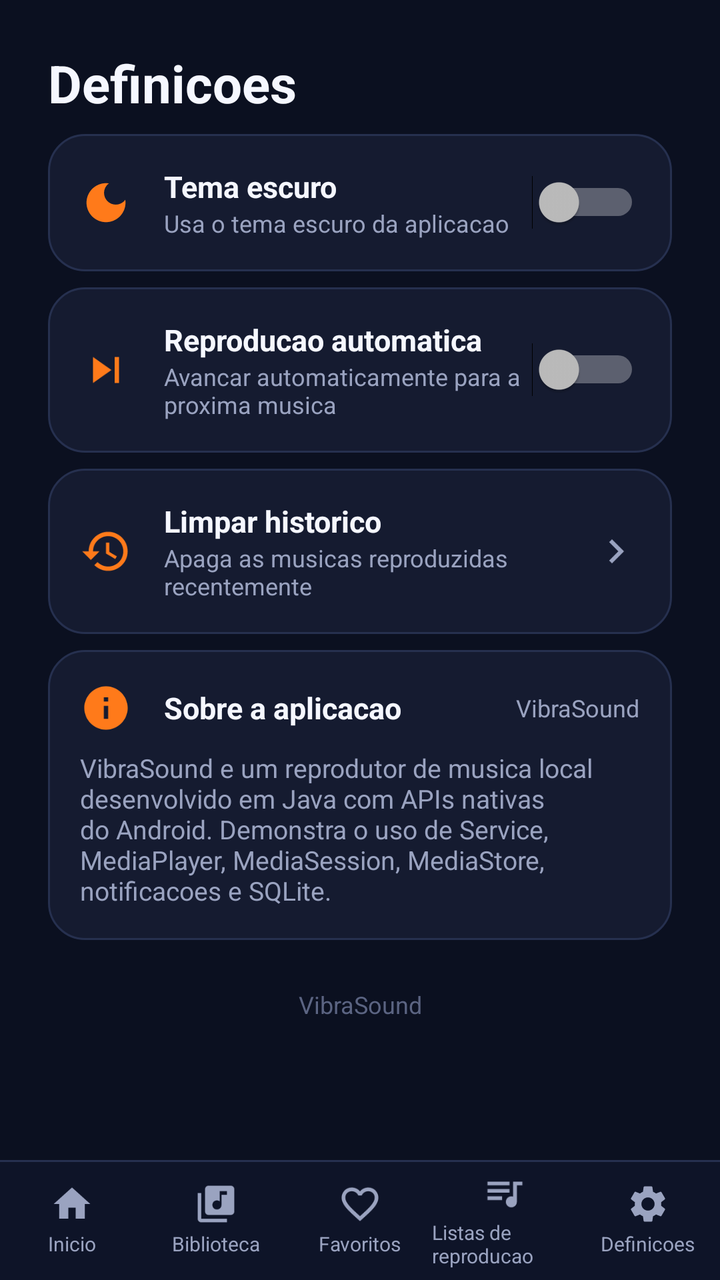
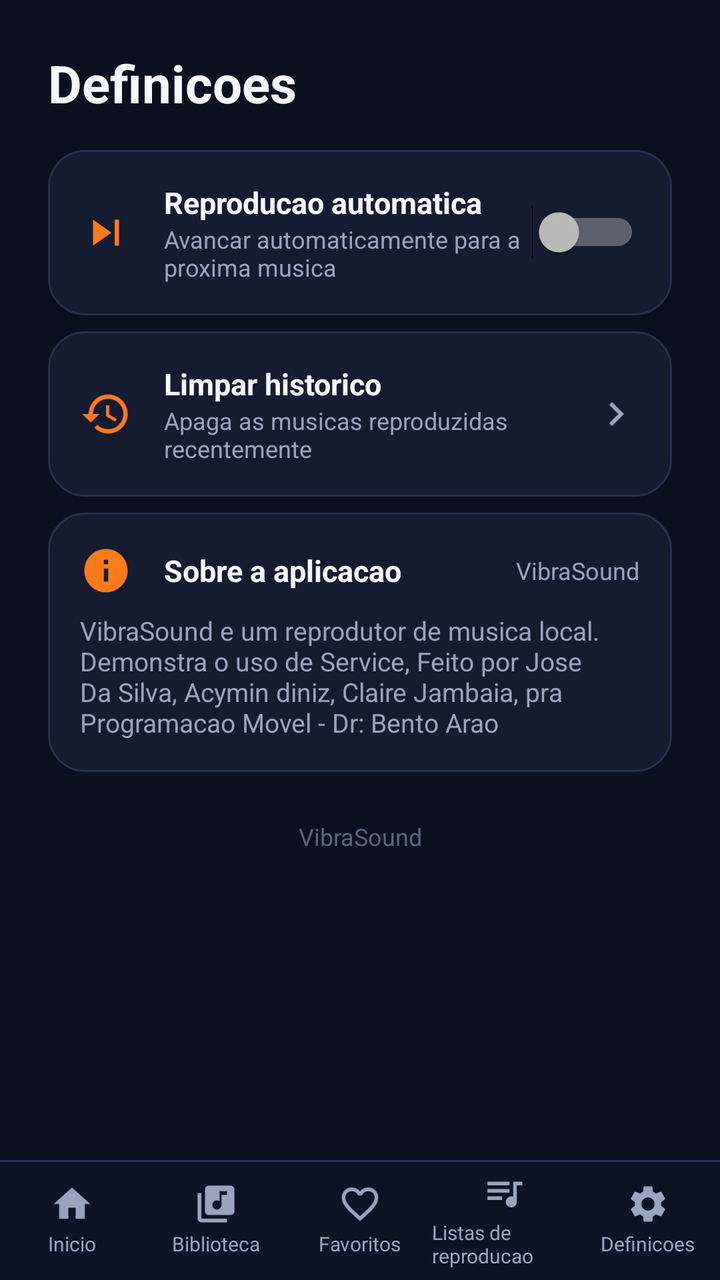

Before-and-after screenshots of an Android layout around one commit, followed by the original layout XML and the change that was made.
<!-- AndroidManifest.xml: application theme Theme.VibraSound -->
<!-- res/layout/activity_settings.xml -->
<?xml version="1.0" encoding="utf-8"?>
<LinearLayout xmlns:android="http://schemas.android.com/apk/res/android"
    android:layout_width="match_parent"
    android:layout_height="match_parent"
    android:background="@color/bg_dark"
    android:orientation="vertical">

    <TextView
        android:layout_width="match_parent"
        android:layout_height="wrap_content"
        android:paddingStart="@dimen/space_lg"
        android:paddingTop="@dimen/space_lg"
        android:paddingEnd="@dimen/space_lg"
        android:paddingBottom="@dimen/space_sm"
        android:text="@string/settings_title"
        android:textColor="@color/text_primary"
        android:textSize="@dimen/text_screen_title"
        android:textStyle="bold" />

    <ScrollView
        android:layout_width="match_parent"
        android:layout_height="0dp"
        android:layout_weight="1"
        android:scrollbars="none">

        <LinearLayout
            android:layout_width="match_parent"
            android:layout_height="wrap_content"
            android:orientation="vertical"
            android:paddingStart="@dimen/space_lg"
            android:paddingEnd="@dimen/space_lg"
            android:paddingBottom="@dimen/space_lg">

            
            <LinearLayout
                android:layout_width="match_parent"
                android:layout_height="wrap_content"
                android:background="@drawable/bg_card"
                android:gravity="center_vertical"
                android:orientation="horizontal"
                android:padding="@dimen/space_md">

                <ImageView
                    android:layout_width="26dp"
                    android:layout_height="26dp"
                    android:src="@drawable/ic_dark_mode"
                    android:tint="@color/accent_orange" />

                <LinearLayout
                    android:layout_width="0dp"
                    android:layout_height="wrap_content"
                    android:layout_marginStart="@dimen/space_md"
                    android:layout_weight="1"
                    android:orientation="vertical">

                    <TextView
                        android:layout_width="wrap_content"
                        android:layout_height="wrap_content"
                        android:text="@string/settings_dark_theme"
                        android:textColor="@color/text_primary"
                        android:textSize="@dimen/text_body"
                        android:textStyle="bold" />

                    <TextView
                        android:layout_width="wrap_content"
                        android:layout_height="wrap_content"
                        android:text="@string/settings_dark_theme_desc"
                        android:textColor="@color/text_secondary"
                        android:textSize="@dimen/text_small" />
                </LinearLayout>

                <Switch
                    android:id="@+id/switch_dark"
                    android:layout_width="wrap_content"
                    android:layout_height="wrap_content" />
            </LinearLayout>

            
            <LinearLayout
                android:layout_width="match_parent"
                android:layout_height="wrap_content"
                android:layout_marginTop="@dimen/space_sm"
                android:background="@drawable/bg_card"
                android:gravity="center_vertical"
                android:orientation="horizontal"
                android:padding="@dimen/space_md">

                <ImageView
                    android:layout_width="26dp"
                    android:layout_height="26dp"
                    android:src="@drawable/ic_next"
                    android:tint="@color/accent_orange" />

                <LinearLayout
                    android:layout_width="0dp"
                    android:layout_height="wrap_content"
                    android:layout_marginStart="@dimen/space_md"
                    android:layout_weight="1"
                    android:orientation="vertical">

                    <TextView
                        android:layout_width="wrap_content"
                        android:layout_height="wrap_content"
                        android:text="@string/settings_autoplay"
                        android:textColor="@color/text_primary"
                        android:textSize="@dimen/text_body"
                        android:textStyle="bold" />

                    <TextView
                        android:layout_width="wrap_content"
                        android:layout_height="wrap_content"
                        android:text="@string/settings_autoplay_desc"
                        android:textColor="@color/text_secondary"
                        android:textSize="@dimen/text_small" />
                </LinearLayout>

                <Switch
                    android:id="@+id/switch_autoplay"
                    android:layout_width="wrap_content"
                    android:layout_height="wrap_content" />
            </LinearLayout>

            
            <LinearLayout
                android:id="@+id/row_clear_history"
                android:layout_width="match_parent"
                android:layout_height="wrap_content"
                android:layout_marginTop="@dimen/space_sm"
                android:background="@drawable/bg_card_clickable"
                android:clickable="true"
                android:focusable="true"
                android:gravity="center_vertical"
                android:orientation="horizontal"
                android:padding="@dimen/space_md">

                <ImageView
                    android:layout_width="26dp"
                    android:layout_height="26dp"
                    android:src="@drawable/ic_history"
                    android:tint="@color/accent_orange" />

                <LinearLayout
                    android:layout_width="0dp"
                    android:layout_height="wrap_content"
                    android:layout_marginStart="@dimen/space_md"
                    android:layout_weight="1"
                    android:orientation="vertical">

                    <TextView
                        android:layout_width="wrap_content"
                        android:layout_height="wrap_content"
                        android:text="@string/settings_clear_history"
                        android:textColor="@color/text_primary"
                        android:textSize="@dimen/text_body"
                        android:textStyle="bold" />

                    <TextView
                        android:layout_width="wrap_content"
                        android:layout_height="wrap_content"
                        android:text="@string/settings_clear_history_desc"
                        android:textColor="@color/text_secondary"
                        android:textSize="@dimen/text_small" />
                </LinearLayout>

                <ImageView
                    android:layout_width="24dp"
                    android:layout_height="24dp"
                    android:src="@drawable/ic_chevron_right"
                    android:tint="@color/text_secondary" />
            </LinearLayout>

            
            <LinearLayout
                android:layout_width="match_parent"
                android:layout_height="wrap_content"
                android:layout_marginTop="@dimen/space_sm"
                android:background="@drawable/bg_card"
                android:orientation="vertical"
                android:padding="@dimen/space_md">

                <LinearLayout
                    android:layout_width="match_parent"
                    android:layout_height="wrap_content"
                    android:gravity="center_vertical"
                    android:orientation="horizontal">

                    <ImageView
                        android:layout_width="26dp"
                        android:layout_height="26dp"
                        android:src="@drawable/ic_info"
                        android:tint="@color/accent_orange" />

                    <TextView
                        android:layout_width="0dp"
                        android:layout_height="wrap_content"
                        android:layout_marginStart="@dimen/space_md"
                        android:layout_weight="1"
                        android:text="@string/settings_about"
                        android:textColor="@color/text_primary"
                        android:textSize="@dimen/text_body"
                        android:textStyle="bold" />

                    <TextView
                        android:id="@+id/settings_version"
                        android:layout_width="wrap_content"
                        android:layout_height="wrap_content"
                        android:text="@string/app_name"
                        android:textColor="@color/text_secondary"
                        android:textSize="@dimen/text_small" />
                </LinearLayout>

                <TextView
                    android:layout_width="match_parent"
                    android:layout_height="wrap_content"
                    android:layout_marginTop="@dimen/space_sm"
                    android:text="@string/about_text"
                    android:textColor="@color/text_secondary"
                    android:textSize="@dimen/text_caption" />
            </LinearLayout>

            <TextView
                android:layout_width="match_parent"
                android:layout_height="wrap_content"
                android:layout_marginTop="@dimen/space_lg"
                android:gravity="center"
                android:text="@string/app_name"
                android:textColor="@color/text_disabled"
                android:textSize="@dimen/text_small" />
        </LinearLayout>
    </ScrollView>

    <include layout="@layout/include_mini_player" />

    <include layout="@layout/include_bottom_nav" />
</LinearLayout>
<!-- res/layout/include_mini_player.xml (included above) -->
<?xml version="1.0" encoding="utf-8"?>
<LinearLayout xmlns:android="http://schemas.android.com/apk/res/android"
    android:id="@+id/mini_player"
    android:layout_width="match_parent"
    android:layout_height="@dimen/mini_player_height"
    android:background="@drawable/bg_mini_player"
    android:gravity="center_vertical"
    android:orientation="horizontal"
    android:paddingStart="@dimen/space_sm"
    android:paddingEnd="@dimen/space_sm"
    android:visibility="gone">

    <ImageView
        android:id="@+id/mini_art"
        android:layout_width="48dp"
        android:layout_height="48dp"
        android:background="@drawable/bg_artwork"
        android:scaleType="centerCrop" />

    <LinearLayout
        android:id="@+id/mini_root"
        android:layout_width="0dp"
        android:layout_height="match_parent"
        android:layout_weight="1"
        android:background="?android:attr/selectableItemBackground"
        android:clickable="true"
        android:focusable="true"
        android:gravity="center_vertical"
        android:orientation="vertical"
        android:paddingStart="@dimen/space_sm"
        android:paddingEnd="@dimen/space_sm">

        <TextView
            android:id="@+id/mini_title"
            android:layout_width="match_parent"
            android:layout_height="wrap_content"
            android:ellipsize="end"
            android:maxLines="1"
            android:textColor="@color/text_primary"
            android:textSize="@dimen/text_body"
            android:textStyle="bold" />

        <TextView
            android:id="@+id/mini_artist"
            android:layout_width="match_parent"
            android:layout_height="wrap_content"
            android:ellipsize="end"
            android:maxLines="1"
            android:textColor="@color/text_secondary"
            android:textSize="@dimen/text_small" />
    </LinearLayout>

    <ImageView
        android:id="@+id/mini_prev"
        android:layout_width="40dp"
        android:layout_height="40dp"
        android:background="?android:attr/selectableItemBackgroundBorderless"
        android:contentDescription="@string/previous"
        android:padding="8dp"
        android:src="@drawable/ic_previous"
        android:tint="@color/text_primary" />

    <ImageView
        android:id="@+id/mini_play"
        android:layout_width="44dp"
        android:layout_height="44dp"
        android:background="?android:attr/selectableItemBackgroundBorderless"
        android:contentDescription="@string/play"
        android:padding="8dp"
        android:src="@drawable/ic_play"
        android:tint="@color/accent_orange" />

    <ImageView
        android:id="@+id/mini_next"
        android:layout_width="40dp"
        android:layout_height="40dp"
        android:background="?android:attr/selectableItemBackgroundBorderless"
        android:contentDescription="@string/next"
        android:padding="8dp"
        android:src="@drawable/ic_next"
        android:tint="@color/text_primary" />
</LinearLayout>
<!-- res/layout/include_bottom_nav.xml (included above) -->
<?xml version="1.0" encoding="utf-8"?>
<LinearLayout xmlns:android="http://schemas.android.com/apk/res/android"
    android:id="@+id/bottom_nav"
    android:layout_width="match_parent"
    android:layout_height="@dimen/bottom_nav_height"
    android:background="@drawable/bg_nav"
    android:orientation="horizontal">

    <LinearLayout
        android:id="@+id/nav_home"
        android:layout_width="0dp"
        android:layout_height="match_parent"
        android:layout_weight="1"
        android:background="?android:attr/selectableItemBackground"
        android:clickable="true"
        android:focusable="true"
        android:gravity="center"
        android:orientation="vertical">

        <ImageView
            android:id="@+id/nav_home_icon"
            android:layout_width="22dp"
            android:layout_height="22dp"
            android:src="@drawable/ic_home"
            android:tint="@color/text_secondary" />

        <TextView
            android:id="@+id/nav_home_label"
            android:layout_width="wrap_content"
            android:layout_height="wrap_content"
            android:layout_marginTop="2dp"
            android:text="@string/nav_home"
            android:textColor="@color/text_secondary"
            android:textSize="10sp" />
    </LinearLayout>

    <LinearLayout
        android:id="@+id/nav_library"
        android:layout_width="0dp"
        android:layout_height="match_parent"
        android:layout_weight="1"
        android:background="?android:attr/selectableItemBackground"
        android:clickable="true"
        android:focusable="true"
        android:gravity="center"
        android:orientation="vertical">

        <ImageView
            android:id="@+id/nav_library_icon"
            android:layout_width="22dp"
            android:layout_height="22dp"
            android:src="@drawable/ic_library"
            android:tint="@color/text_secondary" />

        <TextView
            android:id="@+id/nav_library_label"
            android:layout_width="wrap_content"
            android:layout_height="wrap_content"
            android:layout_marginTop="2dp"
            android:text="@string/library_title"
            android:textColor="@color/text_secondary"
            android:textSize="10sp" />
    </LinearLayout>

    <LinearLayout
        android:id="@+id/nav_favorites"
        android:layout_width="0dp"
        android:layout_height="match_parent"
        android:layout_weight="1"
        android:background="?android:attr/selectableItemBackground"
        android:clickable="true"
        android:focusable="true"
        android:gravity="center"
        android:orientation="vertical">

        <ImageView
            android:id="@+id/nav_favorites_icon"
            android:layout_width="22dp"
            android:layout_height="22dp"
            android:src="@drawable/ic_favorite_border"
            android:tint="@color/text_secondary" />

        <TextView
            android:id="@+id/nav_favorites_label"
            android:layout_width="wrap_content"
            android:layout_height="wrap_content"
            android:layout_marginTop="2dp"
            android:text="@string/nav_favorites"
            android:textColor="@color/text_secondary"
            android:textSize="10sp" />
    </LinearLayout>

    <LinearLayout
        android:id="@+id/nav_playlists"
        android:layout_width="0dp"
        android:layout_height="match_parent"
        android:layout_weight="1"
        android:background="?android:attr/selectableItemBackground"
        android:clickable="true"
        android:focusable="true"
        android:gravity="center"
        android:orientation="vertical">

        <ImageView
            android:id="@+id/nav_playlists_icon"
            android:layout_width="22dp"
            android:layout_height="22dp"
            android:src="@drawable/ic_playlists"
            android:tint="@color/text_secondary" />

        <TextView
            android:id="@+id/nav_playlists_label"
            android:layout_width="wrap_content"
            android:layout_height="wrap_content"
            android:layout_marginTop="2dp"
            android:text="@string/playlists_title"
            android:textColor="@color/text_secondary"
            android:textSize="10sp" />
    </LinearLayout>

    <LinearLayout
        android:id="@+id/nav_settings"
        android:layout_width="0dp"
        android:layout_height="match_parent"
        android:layout_weight="1"
        android:background="?android:attr/selectableItemBackground"
        android:clickable="true"
        android:focusable="true"
        android:gravity="center"
        android:orientation="vertical">

        <ImageView
            android:id="@+id/nav_settings_icon"
            android:layout_width="22dp"
            android:layout_height="22dp"
            android:src="@drawable/ic_settings"
            android:tint="@color/text_secondary" />

        <TextView
            android:id="@+id/nav_settings_label"
            android:layout_width="wrap_content"
            android:layout_height="wrap_content"
            android:layout_marginTop="2dp"
            android:text="@string/settings_title"
            android:textColor="@color/text_secondary"
            android:textSize="10sp" />
    </LinearLayout>
</LinearLayout>
<!-- resources referenced by this layout -->
<resources>
  <color name="accent_orange">#FF7A1A</color>
  <color name="bg_dark">#0B1020</color>
  <color name="text_disabled">#5B6482</color>
  <color name="text_primary">#F5F7FF</color>
  <color name="text_secondary">#9AA3C0</color>
  <dimen name="bottom_nav_height">60dp</dimen>
  <dimen name="mini_player_height">64dp</dimen>
  <dimen name="space_lg">24dp</dimen>
  <dimen name="space_md">16dp</dimen>
  <dimen name="space_sm">8dp</dimen>
  <dimen name="text_body">15sp</dimen>
  <dimen name="text_caption">13sp</dimen>
  <dimen name="text_screen_title">26sp</dimen>
  <dimen name="text_small">12sp</dimen>
  <!-- drawable ic_dark_mode (drawable) -->
  <vector xmlns:android="http://schemas.android.com/apk/res/android"
      android:width="24dp"
      android:height="24dp"
      android:viewportWidth="24"
      android:viewportHeight="24">
      <path
          android:fillColor="#FFFFFFFF"
          android:pathData="M12,3c-4.97,0 -9,4.03 -9,9s4.03,9 9,9 9,-4.03 9,-9c0,-0.46 -0.04,-0.92 -0.1,-1.36 -0.98,1.37 -2.58,2.26 -4.4,2.26 -2.98,0 -5.4,-2.42 -5.4,-5.4 0,-1.81 0.89,-3.42 2.26,-4.4C12.92,3.04 12.46,3 12,3z" />
  </vector>
  <!-- drawable ic_home (drawable) -->
  <vector xmlns:android="http://schemas.android.com/apk/res/android"
      android:width="24dp"
      android:height="24dp"
      android:viewportWidth="24"
      android:viewportHeight="24">
      <path
          android:fillColor="#FFFFFFFF"
          android:pathData="M10,20v-6h4v6h5v-8h3L12,3 2,12h3v8z" />
  </vector>
  <!-- drawable ic_next (drawable) -->
  <vector xmlns:android="http://schemas.android.com/apk/res/android"
      android:width="24dp"
      android:height="24dp"
      android:viewportWidth="24"
      android:viewportHeight="24">
      <path
          android:fillColor="#FFFFFFFF"
          android:pathData="M6,18l8.5,-6L6,6v12zM16,6v12h2V6h-2z" />
  </vector>
  <!-- drawable ic_play (drawable) -->
  <vector xmlns:android="http://schemas.android.com/apk/res/android"
      android:width="24dp"
      android:height="24dp"
      android:viewportWidth="24"
      android:viewportHeight="24">
      <path
          android:fillColor="#FFFFFFFF"
          android:pathData="M8,5v14l11,-7z" />
  </vector>
  <!-- drawable ic_previous (drawable) -->
  <vector xmlns:android="http://schemas.android.com/apk/res/android"
      android:width="24dp"
      android:height="24dp"
      android:viewportWidth="24"
      android:viewportHeight="24">
      <path
          android:fillColor="#FFFFFFFF"
          android:pathData="M6,6h2v12H6zM9.5,12l8.5,6V6z" />
  </vector>
  <string name="about_text">VibraSound e um reprodutor de musica local desenvolvido em Java com APIs nativas do Android. Demonstra o uso de Service, MediaPlayer, MediaSession, MediaStore, notificacoes e SQLite.</string>
  <string name="app_name">VibraSound</string>
  <string name="library_title">Biblioteca</string>
  <string name="nav_favorites">Favoritos</string>
  <string name="nav_home">Inicio</string>
  <string name="next">Seguinte</string>
  <string name="play">Reproduzir</string>
  <string name="playlists_title">Listas de reproducao</string>
  <string name="previous">Anterior</string>
  <string name="settings_about">Sobre a aplicacao</string>
  <string name="settings_autoplay">Reproducao automatica</string>
  <string name="settings_autoplay_desc">Avancar automaticamente para a proxima musica</string>
  <string name="settings_clear_history">Limpar historico</string>
  <string name="settings_clear_history_desc">Apaga as musicas reproduzidas recentemente</string>
  <string name="settings_dark_theme">Tema escuro</string>
  <string name="settings_dark_theme_desc">Usa o tema escuro da aplicacao</string>
  <string name="settings_title">Definicoes</string>
  <color name="surface_high">#1E2742</color>
  <color name="surface">#151B30</color>
  <dimen name="card_radius_sm">12dp</dimen>
  <color name="divider">#26304F</color>
  <dimen name="card_radius">18dp</dimen>
  <color name="accent_cyan">#22D3EE</color>
  <color name="bg_dark_2">#0E1428</color>
  <!-- unchanged entries left out for length: 13 -->
</resources>

<!-- the commit's change to res/layout/activity_settings.xml (unified diff, before → after) -->
@@ -30,50 +30,6 @@
             android:paddingStart="@dimen/space_lg"
             android:paddingEnd="@dimen/space_lg"
             android:paddingBottom="@dimen/space_lg">
-
-            
-            <LinearLayout
-                android:layout_width="match_parent"
-                android:layout_height="wrap_content"
-                android:background="@drawable/bg_card"
-                android:gravity="center_vertical"
-                android:orientation="horizontal"
-                android:padding="@dimen/space_md">
-
-                <ImageView
-                    android:layout_width="26dp"
-                    android:layout_height="26dp"
-                    android:src="@drawable/ic_dark_mode"
-                    android:tint="@color/accent_orange" />
-
-                <LinearLayout
-                    android:layout_width="0dp"
-                    android:layout_height="wrap_content"
-                    android:layout_marginStart="@dimen/space_md"
-                    android:layout_weight="1"
-                    android:orientation="vertical">
-
-                    <TextView
-                        android:layout_width="wrap_content"
-                        android:layout_height="wrap_content"
-                        android:text="@string/settings_dark_theme"
-                        android:textColor="@color/text_primary"
-                        android:textSize="@dimen/text_body"
-                        android:textStyle="bold" />
-
-                    <TextView
-                        android:layout_width="wrap_content"
-                        android:layout_height="wrap_content"
-                        android:text="@string/settings_dark_theme_desc"
-                        android:textColor="@color/text_secondary"
-                        android:textSize="@dimen/text_small" />
-                </LinearLayout>
-
-                <Switch
-                    android:id="@+id/switch_dark"
-                    android:layout_width="wrap_content"
-                    android:layout_height="wrap_content" />
-            </LinearLayout>
 
             
             <LinearLayout
<!-- resource entries referenced after the edit -->
@@ -14,16 +14,6 @@
   <dimen name="text_caption">13sp</dimen>
   <dimen name="text_screen_title">26sp</dimen>
   <dimen name="text_small">12sp</dimen>
-  <!-- drawable ic_dark_mode (drawable) -->
-  <vector xmlns:android="http://schemas.android.com/apk/res/android"
-      android:width="24dp"
-      android:height="24dp"
-      android:viewportWidth="24"
-      android:viewportHeight="24">
-      <path
-          android:fillColor="#FFFFFFFF"
-          android:pathData="M12,3c-4.97,0 -9,4.03 -9,9s4.03,9 9,9 9,-4.03 9,-9c0,-0.46 -0.04,-0.92 -0.1,-1.36 -0.98,1.37 -2.58,2.26 -4.4,2.26 -2.98,0 -5.4,-2.42 -5.4,-5.4 0,-1.81 0.89,-3.42 2.26,-4.4C12.92,3.04 12.46,3 12,3z" />
-  </vector>
   <!-- drawable ic_home (drawable) -->
   <vector xmlns:android="http://schemas.android.com/apk/res/android"
       android:width="24dp"
@@ -64,7 +54,7 @@
           android:fillColor="#FFFFFFFF"
           android:pathData="M6,6h2v12H6zM9.5,12l8.5,6V6z" />
   </vector>
-  <string name="about_text">VibraSound e um reprodutor de musica local desenvolvido em Java com APIs nativas do Android. Demonstra o uso de Service, MediaPlayer, MediaSession, MediaStore, notificacoes e SQLite.</string>
+  <string name="about_text">VibraSound e um reprodutor de musica local. Demonstra o uso de Service, Feito por Jose Da Silva, Acymin diniz, Claire Jambaia, pra Programacao Movel - Dr: Bento Arao</string>
   <string name="app_name">VibraSound</string>
   <string name="library_title">Biblioteca</string>
   <string name="nav_favorites">Favoritos</string>
@@ -78,8 +68,6 @@
   <string name="settings_autoplay_desc">Avancar automaticamente para a proxima musica</string>
   <string name="settings_clear_history">Limpar historico</string>
   <string name="settings_clear_history_desc">Apaga as musicas reproduzidas recentemente</string>
-  <string name="settings_dark_theme">Tema escuro</string>
-  <string name="settings_dark_theme_desc">Usa o tema escuro da aplicacao</string>
   <string name="settings_title">Definicoes</string>
   <color name="surface_high">#1E2742</color>
   <color name="surface">#151B30</color>
